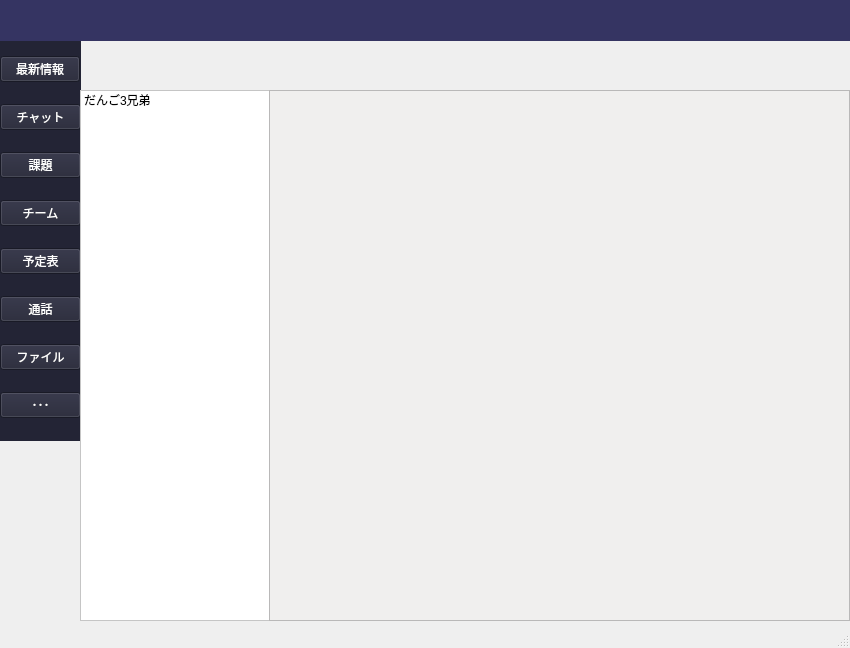
kanekou/fix_ui_teams, file chat_screen.ui: the form before one commit.
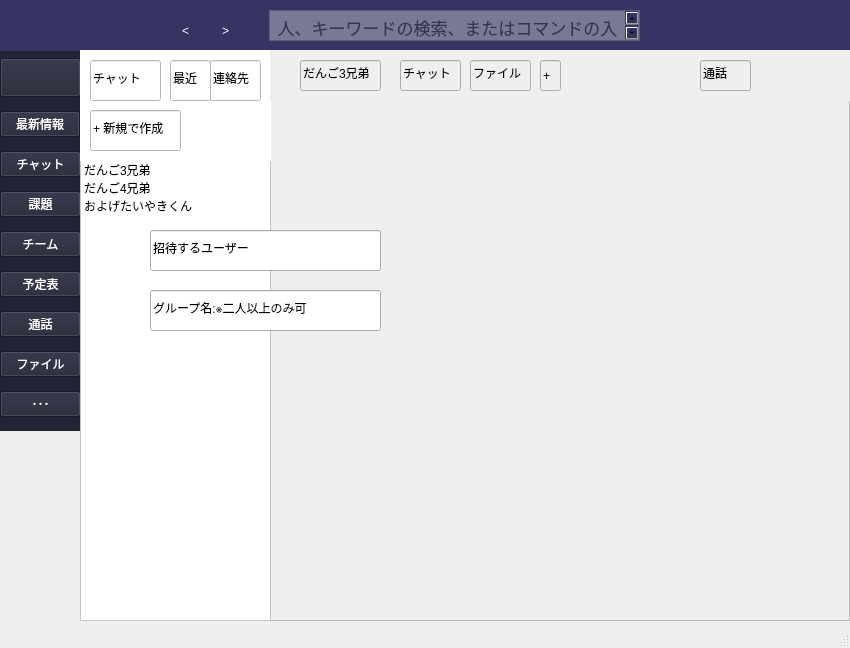
The form after the commit. Icons and pictures are not drawn.

Commit message: 色合いを変更

The edit to the form file:
```diff
--- a/chat_screen.ui
+++ b/chat_screen.ui
@@ -23,27 +23,13 @@
    <string>MainWindow</string>
   </property>
   <widget class="QWidget" name="centralwidget">
-   <widget class="QWidget" name="horizontalWidget" native="true">
-    <property name="geometry">
-     <rect>
-      <x>-1</x>
-      <y>0</y>
-      <width>851</width>
-      <height>41</height>
-     </rect>
-    </property>
-    <property name="styleSheet">
-     <string notr="true">background-color: rgb(53, 52, 98);</string>
-    </property>
-    <layout class="QHBoxLayout" name="horizontalLayout"/>
-   </widget>
    <widget class="QListWidget" name="listWidget">
     <property name="geometry">
      <rect>
       <x>80</x>
-      <y>90</y>
-      <width>201</width>
-      <height>531</height>
+      <y>160</y>
+      <width>191</width>
+      <height>461</height>
      </rect>
     </property>
     <property name="styleSheet">
@@ -54,14 +40,24 @@
       <string>だんご3兄弟</string>
      </property>
     </item>
+    <item>
+     <property name="text">
+      <string>だんご4兄弟</string>
+     </property>
+    </item>
+    <item>
+     <property name="text">
+      <string>およげたいやきくん</string>
+     </property>
+    </item>
    </widget>
    <widget class="QWidget" name="verticalWidget" native="true">
     <property name="geometry">
      <rect>
       <x>0</x>
-      <y>40</y>
+      <y>50</y>
       <width>81</width>
-      <height>401</height>
+      <height>381</height>
      </rect>
     </property>
     <property name="styleSheet">
@@ -69,13 +65,36 @@
     </property>
     <layout class="QVBoxLayout" name="verticalLayout">
      <item>
-      <widget class="QPushButton" name="pushButton_4">
+      <widget class="QToolButton" name="toolButton">
+       <property name="styleSheet">
+        <string notr="true">image: url(:/test/images/bell.svg);
+</string>
+       </property>
+       <property name="text">
+        <string/>
+       </property>
+       <property name="iconSize">
+        <size>
+         <width>88</width>
+         <height>32</height>
+        </size>
+       </property>
+      </widget>
+     </item>
+     <item>
+      <widget class="QPushButton" name="sidebutton1">
        <property name="sizePolicy">
         <sizepolicy hsizetype="Fixed" vsizetype="Fixed">
          <horstretch>22</horstretch>
          <verstretch>0</verstretch>
         </sizepolicy>
        </property>
+       <property name="minimumSize">
+        <size>
+         <width>69</width>
+         <height>0</height>
+        </size>
+       </property>
        <property name="sizeIncrement">
         <size>
          <width>30</width>
@@ -84,6 +103,7 @@
        </property>
        <property name="styleSheet">
         <string notr="true">image: url(:/test/images/bell.svg);
+alternate-background-color: rgb(52, 52, 88);
 color : rgb(255, 255, 255);
 font: 13pt &quot;.AppleSystemUIFont&quot;;</string>
        </property>
@@ -99,7 +119,7 @@
       </widget>
      </item>
      <item>
-      <widget class="QPushButton" name="pushButton_5">
+      <widget class="QPushButton" name="sidebutton2">
        <property name="styleSheet">
         <string notr="true">font: 13pt &quot;.AppleSystemUIFont&quot;;
 color : rgb(255, 255, 255)</string>
@@ -110,7 +130,7 @@
       </widget>
      </item>
      <item>
-      <widget class="QPushButton" name="pushButton_7">
+      <widget class="QPushButton" name="sidebutton3">
        <property name="styleSheet">
         <string notr="true">font: 13pt &quot;.AppleSystemUIFont&quot;;
 color : rgb(255, 255, 255)</string>
@@ -121,7 +141,7 @@
       </widget>
      </item>
      <item>
-      <widget class="QPushButton" name="pushButton_6">
+      <widget class="QPushButton" name="sidebutton4">
        <property name="styleSheet">
         <string notr="true">font: 13pt &quot;.AppleSystemUIFont&quot;;
 color : rgb(255, 255, 255)</string>
@@ -132,9 +152,13 @@
       </widget>
      </item>
      <item>
-      <widget class="QPushButton" name="pushButton_3">
+      <widget class="QPushButton" name="sidebutton5">
+       <property name="whatsThis">
+        <string>&lt;html&gt;&lt;head/&gt;&lt;body&gt;&lt;p&gt;&lt;br/&gt;&lt;/p&gt;&lt;/body&gt;&lt;/html&gt;</string>
+       </property>
        <property name="styleSheet">
         <string notr="true">font: 13pt &quot;.AppleSystemUIFont&quot;;
+selection-background-color: rgb(53, 54, 95);
 color : rgb(255, 255, 255)</string>
        </property>
        <property name="text">
@@ -143,7 +167,7 @@
       </widget>
      </item>
      <item>
-      <widget class="QPushButton" name="pushButton_8">
+      <widget class="QPushButton" name="sidebutton6">
        <property name="styleSheet">
         <string notr="true">font: 13pt &quot;.AppleSystemUIFont&quot;;
 color : rgb(255, 255, 255)</string>
@@ -154,7 +178,7 @@
       </widget>
      </item>
      <item>
-      <widget class="QPushButton" name="pushButton_9">
+      <widget class="QPushButton" name="sidebutton7">
        <property name="styleSheet">
         <string notr="true">font: 13pt &quot;.AppleSystemUIFont&quot;;
 color : rgb(255, 255, 255)</string>
@@ -165,7 +189,7 @@
       </widget>
      </item>
      <item>
-      <widget class="QPushButton" name="pushButton_10">
+      <widget class="QPushButton" name="sidebutton8">
        <property name="styleSheet">
         <string notr="true">font: 13pt &quot;.AppleSystemUIFont&quot;;
 color : rgb(255, 255, 255)</string>
@@ -181,13 +205,14 @@
     <property name="geometry">
      <rect>
       <x>269</x>
-      <y>90</y>
+      <y>100</y>
       <width>581</width>
-      <height>531</height>
+      <height>521</height>
      </rect>
     </property>
     <property name="styleSheet">
-     <string notr="true">background-color: rgb(240, 239, 238);</string>
+     <string notr="true">background-color: rgb(240, 239, 238);
+color: rgb(240, 239, 238);</string>
     </property>
     <property name="widgetResizable">
      <bool>true</bool>
@@ -198,7 +223,7 @@
        <x>0</x>
        <y>0</y>
        <width>579</width>
-       <height>529</height>
+       <height>519</height>
       </rect>
      </property>
      <property name="styleSheet">
@@ -206,10 +231,311 @@
      </property>
     </widget>
    </widget>
+   <widget class="QWidget" name="widget" native="true">
+    <property name="geometry">
+     <rect>
+      <x>-1</x>
+      <y>0</y>
+      <width>851</width>
+      <height>51</height>
+     </rect>
+    </property>
+    <property name="styleSheet">
+     <string notr="true">background-color: rgb(53, 52, 98);</string>
+    </property>
+    <widget class="QTextEdit" name="textEdit">
+     <property name="geometry">
+      <rect>
+       <x>270</x>
+       <y>10</y>
+       <width>371</width>
+       <height>31</height>
+      </rect>
+     </property>
+     <property name="styleSheet">
+      <string notr="true">background-color: rgb(122, 121, 149);</string>
+     </property>
+     <property name="html">
+      <string>&lt;!DOCTYPE HTML PUBLIC &quot;-//W3C//DTD HTML 4.0//EN&quot; &quot;http://www.w3.org/TR/REC-html40/strict.dtd&quot;&gt;
+&lt;html&gt;&lt;head&gt;&lt;meta name=&quot;qrichtext&quot; content=&quot;1&quot; /&gt;&lt;style type=&quot;text/css&quot;&gt;
+p, li { white-space: pre-wrap; }
+&lt;/style&gt;&lt;/head&gt;&lt;body style=&quot; font-family:'.AppleSystemUIFont'; font-size:13pt; font-weight:400; font-style:normal;&quot;&gt;
+&lt;p align=&quot;center&quot; style=&quot; margin-top:12px; margin-bottom:12px; margin-left:0px; margin-right:0px; -qt-block-indent:0; text-indent:0px;&quot;&gt;&lt;span style=&quot; color:#363550;&quot;&gt;人、キーワードの検索、またはコマンドの入力&lt;/span&gt;&lt;/p&gt;&lt;/body&gt;&lt;/html&gt;</string>
+     </property>
+    </widget>
+    <widget class="QLineEdit" name="lineEdit_10">
+     <property name="geometry">
+      <rect>
+       <x>180</x>
+       <y>10</y>
+       <width>41</width>
+       <height>41</height>
+      </rect>
+     </property>
+     <property name="toolTip">
+      <string>def change_value(self):
+        self.text = &quot;yattaze&quot;</string>
+     </property>
+     <property name="styleSheet">
+      <string notr="true">border-color: rgba(255, 255, 255, 0);
+font: 14pt &quot;.AppleSystemUIFont&quot;;
+color: rgb(255, 255, 255);
+background-color: rgba(255, 255, 255, 0);
+gridline-color: rgba(255, 255, 255, 0);</string>
+     </property>
+     <property name="text">
+      <string>&lt;</string>
+     </property>
+    </widget>
+    <widget class="QLineEdit" name="lineEdit_11">
+     <property name="geometry">
+      <rect>
+       <x>220</x>
+       <y>10</y>
+       <width>41</width>
+       <height>41</height>
+      </rect>
+     </property>
+     <property name="toolTip">
+      <string>def change_value(self):
+        self.text = &quot;yattaze&quot;</string>
+     </property>
+     <property name="styleSheet">
+      <string notr="true">border-color: rgba(255, 255, 255, 0);
+font: 14pt &quot;.AppleSystemUIFont&quot;;
+color: rgb(255, 255, 255);
+background-color: rgba(255, 255, 255, 0);
+gridline-color: rgba(255, 255, 255, 0);</string>
+     </property>
+     <property name="text">
+      <string>&gt;</string>
+     </property>
+    </widget>
+   </widget>
+   <widget class="QWidget" name="widget_2" native="true">
+    <property name="geometry">
+     <rect>
+      <x>80</x>
+      <y>50</y>
+      <width>191</width>
+      <height>111</height>
+     </rect>
+    </property>
+    <property name="styleSheet">
+     <string notr="true">background-color: rgb(255, 255, 255);</string>
+    </property>
+    <widget class="QLineEdit" name="lineEdit_2">
+     <property name="geometry">
+      <rect>
+       <x>10</x>
+       <y>60</y>
+       <width>91</width>
+       <height>41</height>
+      </rect>
+     </property>
+     <property name="toolTip">
+      <string>def change_value(self):
+        self.text = &quot;yattaze&quot;</string>
+     </property>
+     <property name="text">
+      <string>+ 新規で作成</string>
+     </property>
+    </widget>
+    <widget class="QLineEdit" name="lineEdit_3">
+     <property name="geometry">
+      <rect>
+       <x>10</x>
+       <y>10</y>
+       <width>71</width>
+       <height>41</height>
+      </rect>
+     </property>
+     <property name="toolTip">
+      <string>def change_value(self):
+        self.text = &quot;yattaze&quot;</string>
+     </property>
+     <property name="styleSheet">
+      <string notr="true">font: 18pt &quot;.AppleSystemUIFont&quot;;</string>
+     </property>
+     <property name="text">
+      <string>チャット</string>
+     </property>
+    </widget>
+    <widget class="QLineEdit" name="lineEdit_5">
+     <property name="geometry">
+      <rect>
+       <x>90</x>
+       <y>10</y>
+       <width>41</width>
+       <height>41</height>
+      </rect>
+     </property>
+     <property name="toolTip">
+      <string>def change_value(self):
+        self.text = &quot;yattaze&quot;</string>
+     </property>
+     <property name="text">
+      <string>最近</string>
+     </property>
+    </widget>
+    <widget class="QLineEdit" name="lineEdit_6">
+     <property name="geometry">
+      <rect>
+       <x>130</x>
+       <y>10</y>
+       <width>51</width>
+       <height>41</height>
+      </rect>
+     </property>
+     <property name="toolTip">
+      <string>def change_value(self):
+        self.text = &quot;yattaze&quot;</string>
+     </property>
+     <property name="text">
+      <string>連絡先</string>
+     </property>
+    </widget>
+   </widget>
+   <widget class="QWidget" name="widget_3" native="true">
+    <property name="geometry">
+     <rect>
+      <x>270</x>
+      <y>50</y>
+      <width>581</width>
+      <height>51</height>
+     </rect>
+    </property>
+    <property name="styleSheet">
+     <string notr="true">background-color: rgb(240, 239, 238);</string>
+    </property>
+    <widget class="QLineEdit" name="lineEdit">
+     <property name="geometry">
+      <rect>
+       <x>30</x>
+       <y>10</y>
+       <width>81</width>
+       <height>31</height>
+      </rect>
+     </property>
+     <property name="toolTip">
+      <string>def change_value(self):
+        self.text = &quot;yattaze&quot;</string>
+     </property>
+     <property name="text">
+      <string>だんご3兄弟</string>
+     </property>
+    </widget>
+    <widget class="QLineEdit" name="lineEdit_4">
+     <property name="geometry">
+      <rect>
+       <x>130</x>
+       <y>10</y>
+       <width>61</width>
+       <height>31</height>
+      </rect>
+     </property>
+     <property name="toolTip">
+      <string>def change_value(self):
+        self.text = &quot;yattaze&quot;</string>
+     </property>
+     <property name="text">
+      <string>チャット</string>
+     </property>
+    </widget>
+    <widget class="QLineEdit" name="lineEdit_7">
+     <property name="geometry">
+      <rect>
+       <x>200</x>
+       <y>10</y>
+       <width>61</width>
+       <height>31</height>
+      </rect>
+     </property>
+     <property name="toolTip">
+      <string>def change_value(self):
+        self.text = &quot;yattaze&quot;</string>
+     </property>
+     <property name="text">
+      <string>ファイル</string>
+     </property>
+    </widget>
+    <widget class="QLineEdit" name="lineEdit_8">
+     <property name="geometry">
+      <rect>
+       <x>270</x>
+       <y>10</y>
+       <width>21</width>
+       <height>31</height>
+      </rect>
+     </property>
+     <property name="toolTip">
+      <string>def change_value(self):
+        self.text = &quot;yattaze&quot;</string>
+     </property>
+     <property name="text">
+      <string>+</string>
+     </property>
+    </widget>
+    <widget class="QLineEdit" name="lineEdit_9">
+     <property name="geometry">
+      <rect>
+       <x>430</x>
+       <y>10</y>
+       <width>51</width>
+       <height>31</height>
+      </rect>
+     </property>
+     <property name="toolTip">
+      <string>def change_value(self):
+        self.text = &quot;yattaze&quot;</string>
+     </property>
+     <property name="text">
+      <string>通話</string>
+     </property>
+    </widget>
+   </widget>
+   <widget class="QLineEdit" name="lineEdit_12">
+    <property name="geometry">
+     <rect>
+      <x>150</x>
+      <y>230</y>
+      <width>231</width>
+      <height>41</height>
+     </rect>
+    </property>
+    <property name="toolTip">
+     <string>def change_value(self):
+        self.text = &quot;yattaze&quot;</string>
+    </property>
+    <property name="text">
+     <string>招待するユーザー</string>
+    </property>
+   </widget>
+   <widget class="QLineEdit" name="lineEdit_13">
+    <property name="geometry">
+     <rect>
+      <x>150</x>
+      <y>290</y>
+      <width>231</width>
+      <height>41</height>
+     </rect>
+    </property>
+    <property name="toolTip">
+     <string>def change_value(self):
+        self.text = &quot;yattaze&quot;</string>
+    </property>
+    <property name="text">
+     <string>グループ名:※二人以上のみ可</string>
+    </property>
+   </widget>
    <zorder>verticalWidget</zorder>
-   <zorder>horizontalWidget</zorder>
-   <zorder>listWidget</zorder>
    <zorder>scrollArea</zorder>
+   <zorder>widget</zorder>
+   <zorder>listWidget</zorder>
+   <zorder>widget_2</zorder>
+   <zorder>widget_3</zorder>
+   <zorder>lineEdit_12</zorder>
+   <zorder>lineEdit_13</zorder>
   </widget>
   <widget class="QStatusBar" name="statusbar"/>
  </widget>
```
Left out of the diff: 32 changed lines with no effect on the pictures.
